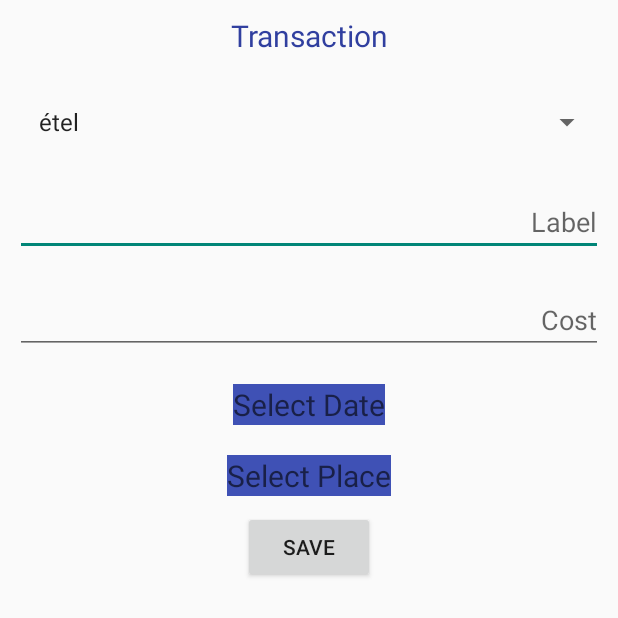
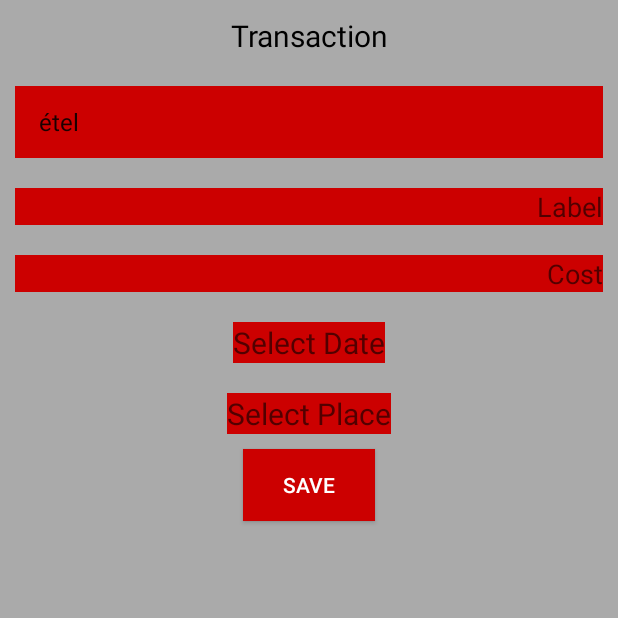
Before and after one commit to markmarics/HowmuchdoIcost, an Android app: the AddTransactionActivity screen opened directly, with no data from a screen before it, on a phone screen of 412 x 824 dp, the top half of it. Run offline under Robolectric (Android 15) with nearby library versions, the phone set to English and light mode, and no system bars.

Commit message:
Buttons styles added.

```diff
--- a/app/src/main/res/layout/activity_add_transaction.xml
+++ b/app/src/main/res/layout/activity_add_transaction.xml
@@ -3,6 +3,7 @@
     xmlns:tools="http://schemas.android.com/tools"
     android:layout_width="match_parent"
     android:layout_height="match_parent"
+    android:background="@android:color/darker_gray"
     android:orientation="vertical"
     tools:context=".activity.AddTransactionActivity">
 
@@ -13,7 +14,7 @@
         android:text="@string/transaction"
         android:gravity="center_horizontal"
         android:textSize="20sp"
-        android:textColor="@color/colorPrimaryDark"
+        android:textColor="@android:color/black"
         android:layout_margin="10dp"/>
 
 
@@ -29,13 +30,17 @@
         android:id="@+id/spinnerAllTypes"
         android:layout_width="match_parent"
         android:layout_height="wrap_content"
-        android:layout_margin="10dp"/>
+        style="@style/Gombok"
+        android:layout_margin="10dp"
+        android:textColor="@android:color/white"
+        />
 
     <android.support.v7.widget.AppCompatEditText
         android:id="@+id/editTextName"
         android:hint="@string/label"
         android:textAlignment="textEnd"
         android:layout_width="match_parent"
+        style="@style/Gombok"
         android:layout_height="wrap_content"
         android:layout_margin="10dp"/>
 
@@ -45,6 +50,7 @@
         android:textAlignment="textEnd"
         android:layout_width="match_parent"
         android:layout_height="wrap_content"
+        style="@style/Gombok"
         android:inputType="number"
         android:layout_margin="10dp"/>
 
@@ -54,7 +60,7 @@
         android:layout_height="wrap_content"
         android:hint="@string/select_date"
         android:textSize="20sp"
-        android:background="@color/colorPrimary"
+        style="@style/Gombok"
         android:layout_gravity="center"
         android:layout_margin="10dp"
         />
@@ -64,8 +70,8 @@
         android:layout_width="wrap_content"
         android:layout_height="wrap_content"
         android:hint="@string/select_place"
-        android:background="@color/colorPrimary"
         android:textSize="20sp"
+        style="@style/Gombok"
         android:layout_gravity="center"
         android:layout_margin="10dp"
         />
@@ -76,6 +82,7 @@
         android:layout_height="wrap_content"
         android:layout_gravity="center"
         android:text="@string/save"
+        style="@style/Gombok"
         />
 
 </LinearLayout>
--- a/app/src/main/res/layout/activity_main.xml
+++ b/app/src/main/res/layout/activity_main.xml
@@ -20,6 +20,7 @@
        android:layout_margin="10dp"
        android:layout_height="wrap_content"
        android:text="@string/add"
+       style="@style/Gombok"
        android:layout_alignParentStart="true"
        android:layout_below="@+id/ImageView_logo"/>
    <android.support.v7.widget.AppCompatButton
@@ -28,6 +29,7 @@
        android:layout_margin="10dp"
        android:layout_height="wrap_content"
        android:text="@string/statistics"
+       style="@style/Gombok"
        android:layout_below="@+id/ImageView_logo"
        android:layout_alignParentEnd="true"/>
 </RelativeLayout>
--- a/app/src/main/res/values/styles.xml
+++ b/app/src/main/res/values/styles.xml
@@ -8,4 +8,10 @@
         <item name="colorAccent">@color/colorAccent</item>
     </style>
 
+    <style name= "Gombok">
+        <item name="android:background">@android:color/holo_red_dark</item>
+        <item name="android:textColor">@android:color/white</item>
+        <item name="android:shape">rectangle</item>
+    </style>
+
 </resources>
```
